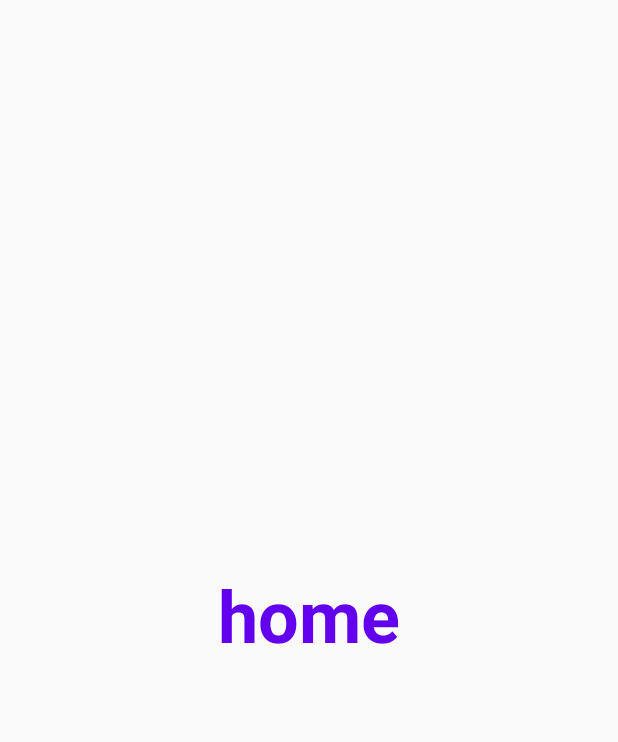
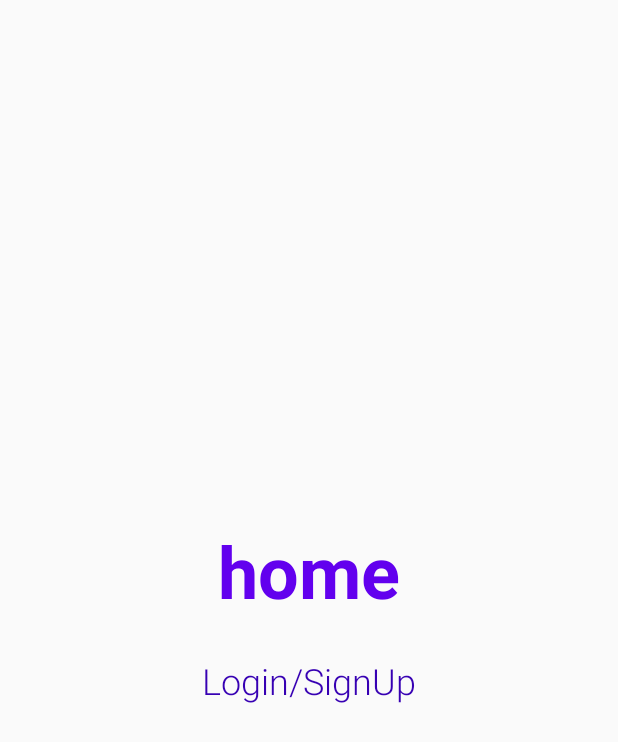
Before and after one commit to HasnathJami/Jetpack_Compose_Navigation, an Android app built with Jetpack Compose: the screen it shows after launch (MainActivitySSn), on a phone screen of 412 x 824 dp. Shown: the top 742 px of the screen. Run offline under Robolectric (Android 15) with nearby library versions, the phone set to English and light mode, and no system bars.

Commit message:
3. Nested Navigation

```diff
--- a/app/src/main/java/com/example/jetpack_compose_navigation/MainActivitySSn.kt
+++ b/app/src/main/java/com/example/jetpack_compose_navigation/MainActivitySSn.kt
@@ -7,7 +7,7 @@ import androidx.compose.runtime.Composable
 import androidx.compose.ui.tooling.preview.Preview
 import androidx.navigation.NavHostController
 import androidx.navigation.compose.rememberNavController
-import com.example.jetpack_compose_navigation.navigation.SetupNavGraph
+import com.example.jetpack_compose_navigation.navigation.nav_graph.SetupNavGraph
 import com.example.jetpack_compose_navigation.ui.theme.Jetpack_Compose_NavigationTheme
 
 class MainActivitySSn : ComponentActivity() {
--- /dev/null
+++ b/app/src/main/java/com/example/jetpack_compose_navigation/navigation/nav_graph/AuthNavGraph.kt
@@ -0,0 +1,24 @@
+package com.example.jetpack_compose_navigation.navigation.nav_graph
+
+import androidx.navigation.NavGraphBuilder
+import androidx.navigation.NavHostController
+import androidx.navigation.compose.composable
+import androidx.navigation.navigation
+import com.example.jetpack_compose_navigation.screen_s_sn.LoginScreen
+import com.example.jetpack_compose_navigation.screen_s_sn.SignUpScreen
+import com.example.jetpack_compose_navigation.utils.utils_s_sn.AUTHENTICATION_ROUTE
+import com.example.jetpack_compose_navigation.utils.utils_s_sn.Screen
+
+
+fun NavGraphBuilder.authNavGraph(navController: NavHostController) {
+    navigation(startDestination = Screen.Login.route, route = AUTHENTICATION_ROUTE) {
+        composable(route = Screen.Login.route) {
+            LoginScreen(navController = navController)
+        }
+
+        composable(route = Screen.SignUp.route) {
+            SignUpScreen(navController = navController)
+        }
+
+    }
+}
--- a/app/src/main/java/com/example/jetpack_compose_navigation/navigation/NavGraph.kt
+++ b/app/src/main/java/com/example/jetpack_compose_navigation/navigation/nav_graph/HomeNavGraph.kt
@@ -1,23 +1,24 @@
-package com.example.jetpack_compose_navigation.navigation
+package com.example.jetpack_compose_navigation.navigation.nav_graph
 
 import android.util.Log
-import androidx.compose.runtime.Composable
+import androidx.navigation.NavGraphBuilder
 import androidx.navigation.NavHostController
 import androidx.navigation.NavType
-import androidx.navigation.compose.NavHost
 import androidx.navigation.compose.composable
 import androidx.navigation.navArgument
+import androidx.navigation.navigation
 import com.example.jetpack_compose_navigation.screen_s_sn.DetailsScreen
 import com.example.jetpack_compose_navigation.screen_s_sn.HomeScreen
 import com.example.jetpack_compose_navigation.utils.utils_s_sn.DETAIL_ARGUMENT_KEY
 import com.example.jetpack_compose_navigation.utils.utils_s_sn.DETAIL_ARGUMENT_KEY2
+import com.example.jetpack_compose_navigation.utils.utils_s_sn.HOME_ROUTE
 import com.example.jetpack_compose_navigation.utils.utils_s_sn.Screen
 
-@Composable
-fun SetupNavGraph(navController: NavHostController) {
-    NavHost(
-        navController = navController,
-        startDestination = Screen.Home.route
+fun NavGraphBuilder.homeNavGraph(navController: NavHostController) {
+
+    navigation(
+        startDestination = Screen.Home.route,
+        route = HOME_ROUTE,
     ) {
         composable(
             route = Screen.Home.route
--- /dev/null
+++ b/app/src/main/java/com/example/jetpack_compose_navigation/navigation/nav_graph/NavGraph.kt
@@ -0,0 +1,22 @@
+package com.example.jetpack_compose_navigation.navigation.nav_graph
+
+import androidx.compose.runtime.Composable
+import androidx.navigation.NavHostController
+import androidx.navigation.compose.NavHost
+import com.example.jetpack_compose_navigation.utils.utils_s_sn.HOME_ROUTE
+import com.example.jetpack_compose_navigation.utils.utils_s_sn.ROOT_ROUTE
+
+@Composable
+fun SetupNavGraph(navController: NavHostController) {
+    NavHost(
+        navController = navController,
+        startDestination = HOME_ROUTE,
+        route = ROOT_ROUTE
+    ) {
+        homeNavGraph(navController = navController)
+
+        authNavGraph(navController = navController)
+
+
+    }
+}
--- a/app/src/main/java/com/example/jetpack_compose_navigation/screen_s_sn/HomeScreen.kt
+++ b/app/src/main/java/com/example/jetpack_compose_navigation/screen_s_sn/HomeScreen.kt
@@ -1,8 +1,12 @@
 package com.example.jetpack_compose_navigation.screen_s_sn
 
 import androidx.compose.foundation.clickable
+import androidx.compose.foundation.layout.Arrangement
 import androidx.compose.foundation.layout.Box
+import androidx.compose.foundation.layout.Column
+import androidx.compose.foundation.layout.Spacer
 import androidx.compose.foundation.layout.fillMaxSize
+import androidx.compose.foundation.layout.height
 import androidx.compose.material.MaterialTheme
 import androidx.compose.material.Text
 import androidx.compose.runtime.Composable
@@ -10,15 +14,22 @@ import androidx.compose.ui.Alignment
 import androidx.compose.ui.Modifier
 import androidx.compose.ui.text.font.FontWeight
 import androidx.compose.ui.tooling.preview.Preview
+import androidx.compose.ui.unit.dp
 import androidx.navigation.NavHostController
 import androidx.navigation.compose.rememberNavController
+import com.example.jetpack_compose_navigation.utils.utils_s_sn.AUTHENTICATION_ROUTE
 import com.example.jetpack_compose_navigation.utils.utils_s_sn.Screen
 
 @Composable
 fun HomeScreen(navController: NavHostController) {
     Box(
         modifier = Modifier.fillMaxSize(),
-        contentAlignment = Alignment.Center
+//        contentAlignment = Alignment.Center
+    ) {
+        Column(
+            modifier = Modifier.fillMaxSize(),
+            verticalArrangement = Arrangement.Center,
+            horizontalAlignment = Alignment.CenterHorizontally
         ) {
             Text(
                 text = "home",
@@ -31,6 +42,19 @@ fun HomeScreen(navController: NavHostController) {
                     //                navController.navigate(route = "detail_screen?id={id}")
                 }
             )
+
+            Spacer(modifier = Modifier.height(30.dp))
+            Text(
+                text = "Login/SignUp",
+                color = MaterialTheme.colors.primaryVariant,
+                fontSize = MaterialTheme.typography.h5.fontSize,
+                fontWeight = FontWeight.Light,
+                modifier = Modifier
+                    .clickable {
+                        navController.navigate(AUTHENTICATION_ROUTE)
+                    }
+            )
+        }
     }
 }
 
--- a/app/src/main/java/com/example/jetpack_compose_navigation/utils/utils_s_sn/Screen.kt
+++ b/app/src/main/java/com/example/jetpack_compose_navigation/utils/utils_s_sn/Screen.kt
@@ -3,7 +3,14 @@ package com.example.jetpack_compose_navigation.utils.utils_s_sn
 const val DETAIL_ARGUMENT_KEY = "id"
 const val DETAIL_ARGUMENT_KEY2 = "name"
 
+const val ROOT_ROUTE = "root"
+const val HOME_ROUTE = "home"
+const val AUTHENTICATION_ROUTE = "authentication"
+
 sealed class Screen(val route: String) {
+
+    object Login : Screen(route = "login_screen")
+    object SignUp : Screen("sign_up")
     object Home : Screen(route = "home_screen")
 
 // with Required Arguments
@@ -17,14 +24,15 @@ sealed class Screen(val route: String) {
 //        return "detail_screen/$id/$name"
 //    }
 
-// with Optional Arguments
+    // with Optional Arguments
 //    object  Detail: Screen(route = "detail_screen?id={id}"){
-    object  Detail: Screen(route = "detail_screen?id={$DETAIL_ARGUMENT_KEY}&name={$DETAIL_ARGUMENT_KEY2}"){
+    object Detail :
+        Screen(route = "detail_screen?id={$DETAIL_ARGUMENT_KEY}&name={$DETAIL_ARGUMENT_KEY2}") {
 //        fun passId(id:Int = 10):String {
 //            return "detail_screen?id=$id"
 //        }
 
-        fun passNameAndId(id:Int =0, name:String ="Jami"):String{
+        fun passNameAndId(id: Int = 0, name: String = "Jami"): String {
             return "detail_screen?id=$id&name=$name"
         }
     }
```
Also changed, not shown: app/src/main/java/com/example/jetpack_compose_navigation/screen_s_sn/LoginScreen.kt (added, +63 -0 lines), app/src/main/java/com/example/jetpack_compose_navigation/screen_s_sn/SignUpScreen.kt (added, +40 -0 lines). Lines whose indentation alone changed are shown as unchanged.
